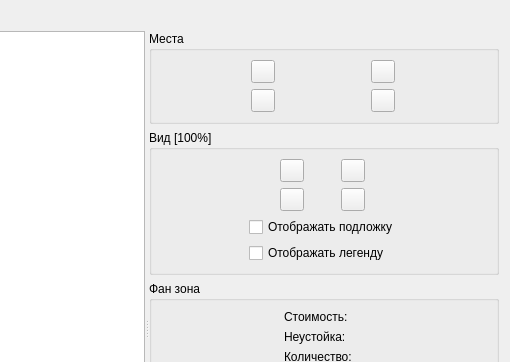
This is Admin/MainManager/actionsWidget/cactionticketsmanagement.ui in Demonist/TCS as Qt 5 draws it before an edit; both pictures show x 380 to 890 and y 0 to 362 of the 890 by 635 pixel window. The edited form follows.
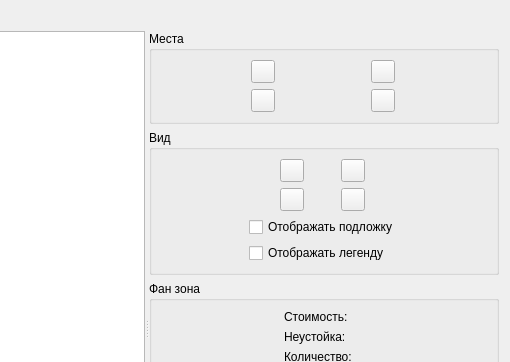
This is the edited form. Icons and pictures are not drawn. Custom widgets are drawn as their Qt base class.

Diff of the .ui file:
```diff
--- a/Admin/MainManager/actionsWidget/cactionticketsmanagement.ui
+++ b/Admin/MainManager/actionsWidget/cactionticketsmanagement.ui
@@ -98,7 +98,7 @@
        <item>
         <widget class="QGroupBox" name="gbxScale">
          <property name="title">
-          <string>Вид [100%]</string>
+          <string>Вид</string>
          </property>
          <layout class="QGridLayout" name="gridLayout_2">
           <item row="1" column="0">
```
